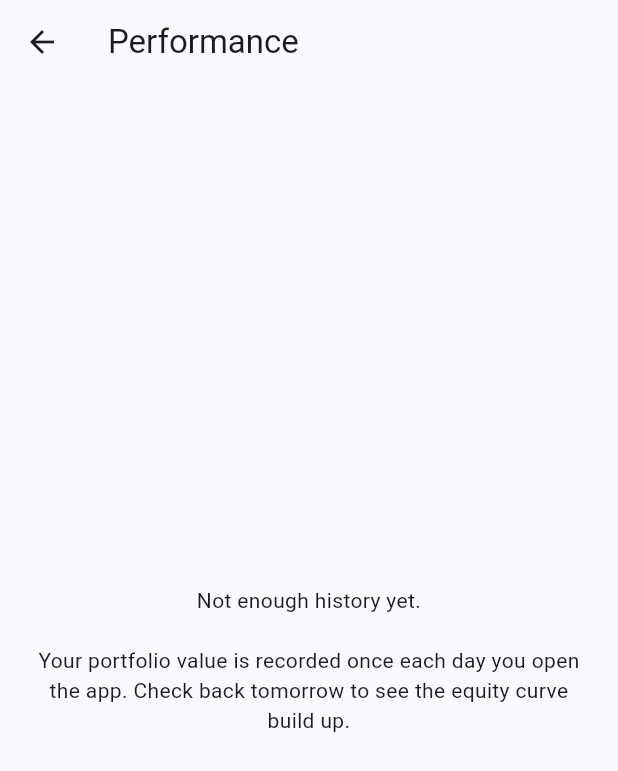
After one commit to rathore010216/stock-scanner, a Flutter app: the screen it shows once a user with an empty profile is signed in, item 3 of the bottom bar chosen, after a tap on the "show chart" icon, on a phone screen of 412 x 824 dp. The commit adds this screen. Shown: the top 771 px of the screen. Run offline on Flutter 3.47's test engine with Material 3 defaults, Android fonts, the phone set to English and light mode, and no system bars; our stand-ins replace firebase_auth, firebase_core, firebase_database, fl_chart; accounts and stored records are empty.

Commit message:
feat(app): Add watchlist tab, trade log, holding notes, equity curve

```diff
--- a/app/lib/screens/home_shell.dart
+++ b/app/lib/screens/home_shell.dart
@@ -3,6 +3,7 @@ import 'package:flutter/material.dart';
 import '../services/portfolio_service.dart';
 import 'matches_screen.dart';
 import 'portfolio_screen.dart';
+import 'watchlist_screen.dart';
 
 class HomeShell extends StatefulWidget {
   const HomeShell({super.key});
@@ -26,7 +27,11 @@ class _HomeShellState extends State<HomeShell> {
     return Scaffold(
       body: IndexedStack(
         index: _index,
-        children: const [MatchesScreen(), PortfolioScreen()],
+        children: const [
+          MatchesScreen(),
+          WatchlistScreen(),
+          PortfolioScreen(),
+        ],
       ),
       bottomNavigationBar: NavigationBar(
         selectedIndex: _index,
@@ -34,6 +39,8 @@ class _HomeShellState extends State<HomeShell> {
         destinations: const [
           NavigationDestination(icon: Icon(Icons.filter_list), label: 'Screener'),
           NavigationDestination(
+              icon: Icon(Icons.star_border), label: 'Watchlist'),
+          NavigationDestination(
               icon: Icon(Icons.account_balance_wallet), label: 'Portfolio'),
         ],
       ),
--- /dev/null
+++ b/app/lib/screens/performance_screen.dart
@@ -0,0 +1,133 @@
+import 'package:fl_chart/fl_chart.dart';
+import 'package:flutter/material.dart';
+
+import '../services/portfolio_service.dart';
+
+/// Portfolio equity curve — total value snapshotted once per day.
+class PerformanceScreen extends StatelessWidget {
+  const PerformanceScreen({super.key});
+
+  String _money(double v) => '₹${v.toStringAsFixed(2)}';
+
+  @override
+  Widget build(BuildContext context) {
+    final portfolio = PortfolioService();
+    return Scaffold(
+      appBar: AppBar(title: const Text('Performance')),
+      body: StreamBuilder<List<EquityPoint>>(
+        stream: portfolio.historyStream(),
+        builder: (context, snap) {
+          if (!snap.hasData) {
+            return const Center(child: CircularProgressIndicator());
+          }
+          final points = snap.data!;
+          if (points.length < 2) {
+            return const Center(
+              child: Padding(
+                padding: EdgeInsets.all(24),
+                child: Text(
+                  'Not enough history yet.\n\nYour portfolio value is recorded '
+                  'once each day you open the app. Check back tomorrow to see '
+                  'the equity curve build up.',
+                  textAlign: TextAlign.center,
+                ),
+              ),
+            );
+          }
+
+          final first = points.first.value;
+          final last = points.last.value;
+          final change = last - first;
+          final changePct = first > 0 ? change / first * 100 : 0.0;
+          final up = change >= 0;
+
+          double minV = points.first.value;
+          double maxV = points.first.value;
+          for (final p in points) {
+            if (p.value < minV) minV = p.value;
+            if (p.value > maxV) maxV = p.value;
+          }
+          // Pad the range so the line isn't flush against edges.
+          final pad = (maxV - minV) * 0.08 + 1;
+          final spots = <FlSpot>[
+            for (var i = 0; i < points.length; i++)
+              FlSpot(i.toDouble(), points[i].value),
+          ];
+
+          return ListView(
+            padding: const EdgeInsets.all(16),
+            children: [
+              Text('Latest value',
+                  style: Theme.of(context).textTheme.bodyMedium),
+              Text(_money(last),
+                  style: const TextStyle(
+                      fontSize: 28, fontWeight: FontWeight.bold)),
+              const SizedBox(height: 4),
+              Text(
+                '${up ? '+' : ''}${_money(change)} '
+                '(${changePct.toStringAsFixed(2)}%) since first snapshot',
+                style: TextStyle(
+                  color: up ? Colors.green.shade700 : Colors.red.shade700,
+                  fontWeight: FontWeight.w600,
+                ),
+              ),
+              const SizedBox(height: 20),
+              SizedBox(
+                height: 260,
+                child: LineChart(LineChartData(
+                  minX: 0,
+                  maxX: (points.length - 1).toDouble(),
+                  minY: minV - pad,
+                  maxY: maxV + pad,
+                  titlesData: const FlTitlesData(
+                    leftTitles: AxisTitles(
+                        sideTitles:
+                            SideTitles(showTitles: true, reservedSize: 52)),
+                    rightTitles:
+                        AxisTitles(sideTitles: SideTitles(showTitles: false)),
+                    topTitles:
+                        AxisTitles(sideTitles: SideTitles(showTitles: false)),
+                    bottomTitles:
+                        AxisTitles(sideTitles: SideTitles(showTitles: false)),
+                  ),
+                  gridData:
+                      const FlGridData(show: true, drawVerticalLine: false),
+                  borderData: FlBorderData(
+                    show: true,
+                    border: Border.all(color: Colors.grey.shade300),
+                  ),
+                  lineTouchData: const LineTouchData(enabled: false),
+                  lineBarsData: [
+                    LineChartBarData(
+                      spots: spots,
+                      isCurved: false,
+                      color: up ? Colors.green.shade600 : Colors.red.shade600,
+                      barWidth: 2,
+                      dotData: const FlDotData(show: false),
+                      belowBarData: BarAreaData(
+                        show: true,
+                        color: (up ? Colors.green : Colors.red)
+                            .withValues(alpha: 0.10),
+                      ),
+                    ),
+                  ],
+                )),
+              ),
+              const SizedBox(height: 16),
+              Text('${points.first.date}  →  ${points.last.date}',
+                  textAlign: TextAlign.center,
+                  style: const TextStyle(color: Colors.grey, fontSize: 12)),
+              const SizedBox(height: 12),
+              const Text(
+                'Value is captured once per day when you open the app, using '
+                'the latest available prices. Paper trading — not real money.',
+                textAlign: TextAlign.center,
+                style: TextStyle(fontSize: 11, color: Colors.grey),
+              ),
+            ],
+          );
+        },
+      ),
+    );
+  }
+}
--- /dev/null
+++ b/app/lib/screens/watchlist_screen.dart
@@ -0,0 +1,171 @@
+import 'package:flutter/material.dart';
+
+import '../services/portfolio_service.dart';
+import '../services/stock_service.dart';
+import 'chart_screen.dart';
+
+/// A simple watchlist — track symbols without paper-buying them.
+class WatchlistScreen extends StatefulWidget {
+  const WatchlistScreen({super.key});
+
+  @override
+  State<WatchlistScreen> createState() => _WatchlistScreenState();
+}
+
+class _WatchlistScreenState extends State<WatchlistScreen> {
+  final _portfolio = PortfolioService();
+  final _stock = StockService();
+
+  final Map<String, ({double last, double prev})> _prices = {};
+  bool _pricesLoading = false;
+
+  Future<void> _loadPrices(List<String> symbols) async {
+    final missing = symbols.where((s) => !_prices.containsKey(s)).toList();
+    if (missing.isEmpty) return;
+    setState(() => _pricesLoading = true);
+    for (final s in missing) {
+      final p = await _stock.lastTwoCloses(s);
+      if (p != null) _prices[s] = p;
+    }
+    if (mounted) setState(() => _pricesLoading = false);
+  }
+
+  @override
+  Widget build(BuildContext context) {
+    return Scaffold(
+      appBar: AppBar(
+        title: const Text('Watchlist'),
+        actions: [
+          if (_pricesLoading)
+            const Padding(
+              padding: EdgeInsets.only(right: 16),
+              child: Center(
+                child: SizedBox(
+                    height: 16,
+                    width: 16,
+                    child: CircularProgressIndicator(strokeWidth: 2)),
+              ),
+            ),
+        ],
+      ),
+      body: StreamBuilder<List<String>>(
+        stream: _portfolio.watchlistStream(),
+        builder: (context, snap) {
+          if (!snap.hasData) {
+            return const Center(child: CircularProgressIndicator());
+          }
+          final symbols = snap.data!;
+          WidgetsBinding.instance.addPostFrameCallback((_) {
+            _loadPrices(symbols);
+          });
+
+          if (symbols.isEmpty) {
+            return const Center(
+              child: Padding(
+                padding: EdgeInsets.all(24),
+                child: Text(
+                  'Your watchlist is empty.\n\nTap + to add a symbol, or use '
+                  '"Watch" on a stock in the Screener tab.',
+                  textAlign: TextAlign.center,
+                ),
+              ),
+            );
+          }
+
+          return RefreshIndicator(
+            onRefresh: () async {
+              _prices.clear();
+              await _loadPrices(symbols);
+            },
+            child: ListView.separated(
+              itemCount: symbols.length,
+              separatorBuilder: (_, __) => const Divider(height: 1),
+              itemBuilder: (context, i) {
+                final s = symbols[i];
+                final px = _prices[s];
+                final last = px?.last;
+                final prev = px?.prev;
+                final dayChg = (last != null && prev != null && prev > 0)
+                    ? (last - prev) / prev * 100
+                    : null;
+                final chgColor = (dayChg ?? 0) >= 0
+                    ? Colors.green.shade700
+                    : Colors.red.shade700;
+                return ListTile(
+                  title: Text(s,
+                      style: const TextStyle(fontWeight: FontWeight.bold)),
+                  subtitle: last != null
+                      ? Text('₹${last.toStringAsFixed(2)}')
+                      : const Text('tap to load price',
+                          style: TextStyle(color: Colors.grey)),
+                  trailing: Row(
+                    mainAxisSize: MainAxisSize.min,
+                    children: [
+                      if (dayChg != null)
+                        Text(
+                          '${dayChg >= 0 ? '+' : ''}${dayChg.toStringAsFixed(2)}%',
+                          style: TextStyle(
+                              color: chgColor, fontWeight: FontWeight.w600),
+                        ),
+                      IconButton(
+                        tooltip: 'Remove',
+                        icon: const Icon(Icons.close, size: 20),
+                        onPressed: () => _portfolio.removeFromWatchlist(s),
+                      ),
+                    ],
+                  ),
+                  onTap: () => Navigator.of(context).push(MaterialPageRoute(
+                    builder: (_) => ChartScreen(symbol: s),
+                  )),
+                );
+              },
+            ),
+          );
+        },
+      ),
+      floatingActionButton: FloatingActionButton.extended(
+        onPressed: _showAddDialog,
+        icon: const Icon(Icons.add),
+        label: const Text('Add symbol'),
+      ),
+    );
+  }
+
+  Future<void> _showAddDialog() async {
+    final controller = TextEditingController();
+    final symbol = await showDialog<String>(
+      context: context,
+      builder: (ctx) => AlertDialog(
+        title: const Text('Add to watchlist'),
+        content: TextField(
+          controller: controller,
+          textCapitalization: TextCapitalization.characters,
+          autofocus: true,
+          decoration: const InputDecoration(
+            labelText: 'NSE symbol (e.g. TATASTEEL)',
+            border: OutlineInputBorder(),
+          ),
+          onSubmitted: (v) => Navigator.pop(ctx, v),
+        ),
+        actions: [
+          TextButton(
+              onPressed: () => Navigator.pop(ctx),
+              child: const Text('Cancel')),
+          FilledButton(
+            onPressed: () => Navigator.pop(ctx, controller.text),
+            child: const Text('Add'),
+          ),
+        ],
+      ),
+    );
+    if (symbol == null || symbol.trim().isEmpty) return;
+    try {
+      await _portfolio.addToWatchlist(symbol);
+    } catch (e) {
+      if (mounted) {
+        ScaffoldMessenger.of(context).showSnackBar(SnackBar(
+            content: Text(e is StateError ? e.message : 'Could not add')));
+      }
+    }
+  }
+}
```
Also changed, not shown: app/lib/screens/matches_screen.dart (+14 -0 lines), app/lib/screens/portfolio_screen.dart (+97 -0 lines), app/lib/screens/trade_log_screen.dart (added, +109 -0 lines).
